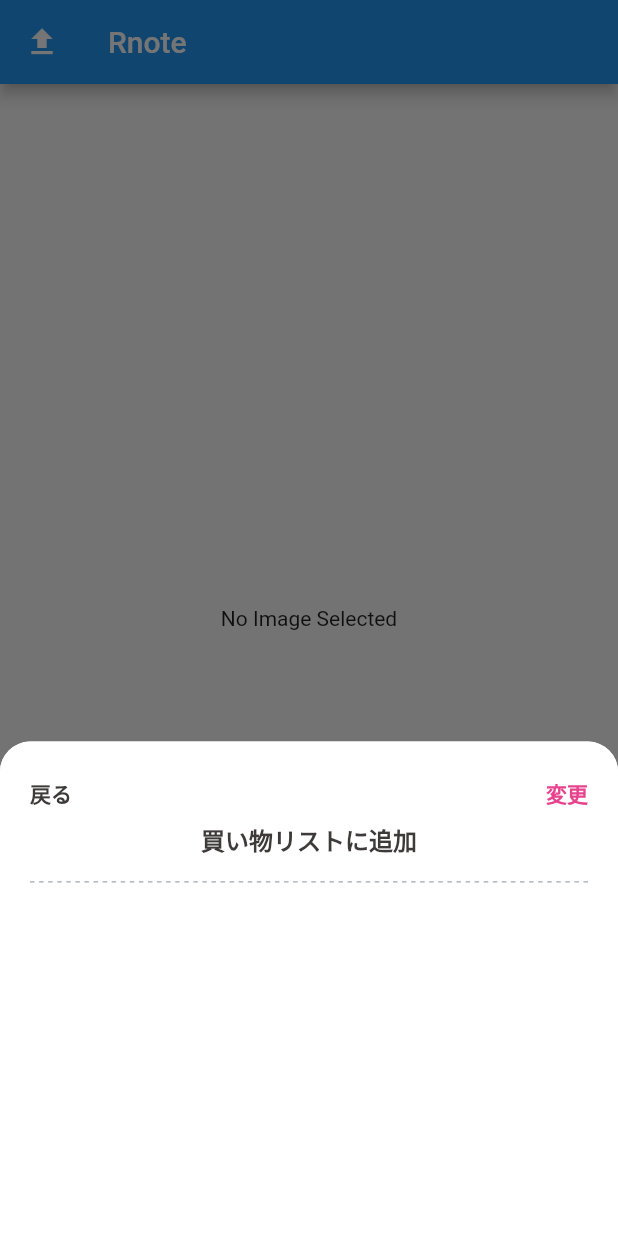
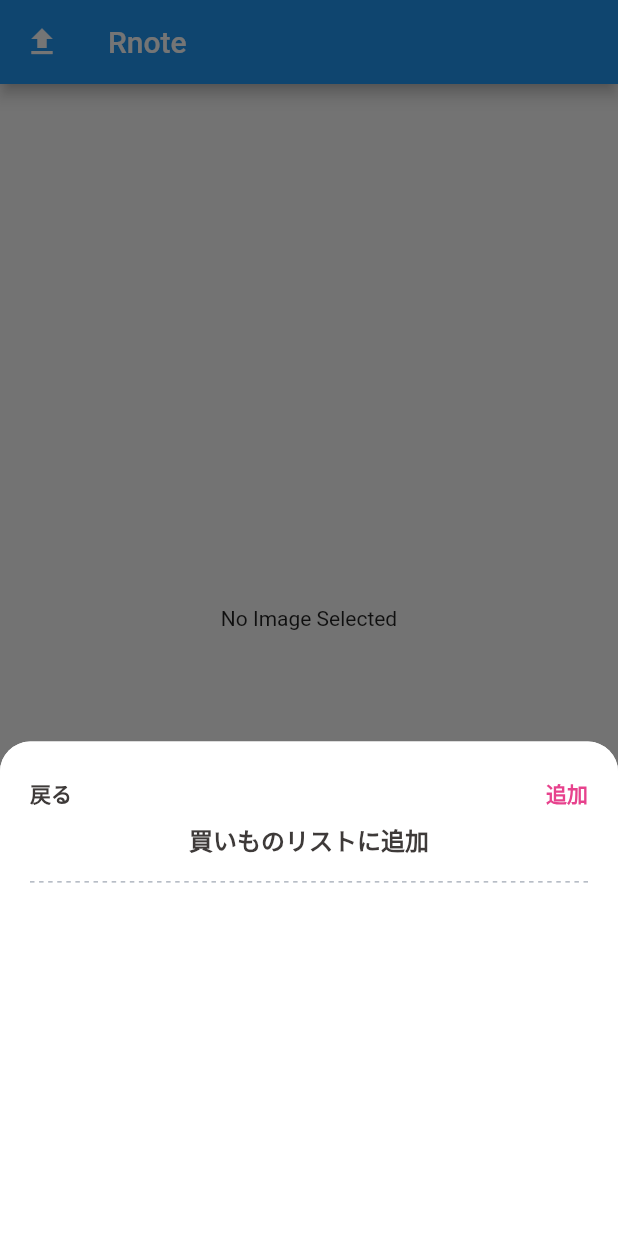
Before and after one commit to meltyyyyy/rnote-app, a Flutter app: the screen it shows after launch, after a tap on the "upload" icon, on a phone screen of 412 x 824 dp. Run offline on Flutter 3.47's test engine with Material 2 defaults, Android fonts, the phone set to English and light mode, and no system bars; our stand-ins replace flutter_dotenv, flutter_hooks, googleapis_auth, hooks_riverpod, image_picker; missing offline and left inert: color, googleapis.

Commit message:
create google_tasks_base.dart

```diff
--- a/lib/components/app_bottomsheet.dart
+++ b/lib/components/app_bottomsheet.dart
@@ -58,8 +58,8 @@ class AppBottomSheet {
             child: AppText(
               title,
               fontWeight: FontWeight.bold,
-            fontSize: 16,)
-        ),
+              fontSize: 16,
+            )),
         const SizedBox(height: 16),
         AppDivider.dottedDivider(),
         const SizedBox(height: 16),
--- a/lib/components/app_divider.dart
+++ b/lib/components/app_divider.dart
@@ -1,7 +1,6 @@
 import 'package:flutter/material.dart';
 
 import '../constants/app_color.dart';
-
 
 class AppDivider {
   static Widget dottedDivider() {
--- a/lib/pages/note/note.dart
+++ b/lib/pages/note/note.dart
@@ -7,10 +7,12 @@ import 'package:hooks_riverpod/hooks_riverpod.dart';
 import 'package:image_picker/image_picker.dart';
 
 import '../../components/app_bottomsheet.dart';
+import '../../components/app_text.dart';
 import '../../components/note/image_viewer.dart';
 import '../../controllers/note/image.dart';
 import '../../providers/bottom_sheet_state.dart';
 import '../../providers/note/image.dart';
+import '../../providers/note/selected_item.dart';
 
 class Note extends HookConsumerWidget {
   const Note({Key? key}) : super(key: key);
@@ -20,23 +22,23 @@ class Note extends HookConsumerWidget {
     final String base64Image = ref.watch(base64ImageProvider);
     final Base64ImageController base64ImageCtl =
         ref.watch(base64ImageProvider.notifier);
+    final List<String> selectedItem = ref.watch(selectedItemProvider);
 
     ref.listen(bottomSheetStateProvider, (bool? previous, bool next) {
       if (next) {
-        AppBottomSheet.show(
-            context,
+        AppBottomSheet.show(context,
             body: Column(
               mainAxisAlignment: MainAxisAlignment.start,
               crossAxisAlignment: CrossAxisAlignment.start,
               children: <Widget>[
                 AppBottomSheet.bottomSheetTitle(
-                    title: '買い物リストに追加',
+                    title: '買いものリストに追加',
+                    actionTitle: '追加',
                     proceed: () {},
                     context: context),
-
+                AppText(selectedItem.join(''))
               ],
-            )
-        );
+            ));
       }
     });
 
```
Also changed, not shown: lib/components/app_text.dart (+4 -3 lines), lib/utils/google_tasks/google_tasks_base.dart (added, +39 -0 lines). Lines whose indentation alone changed are shown as unchanged.
